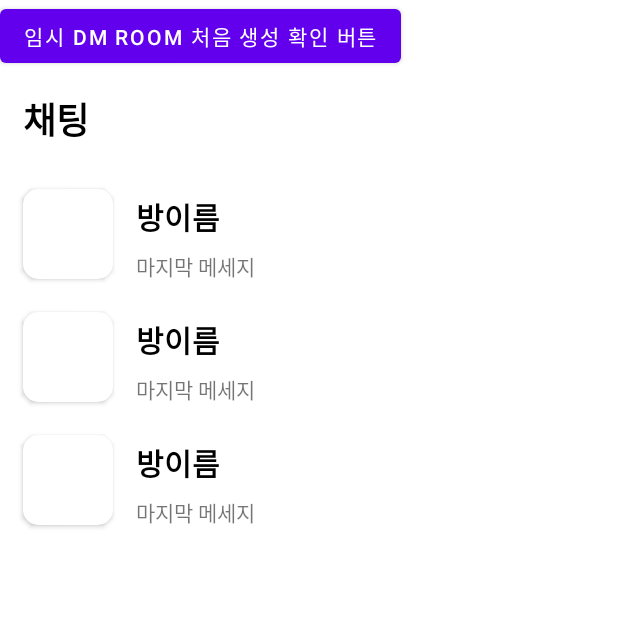
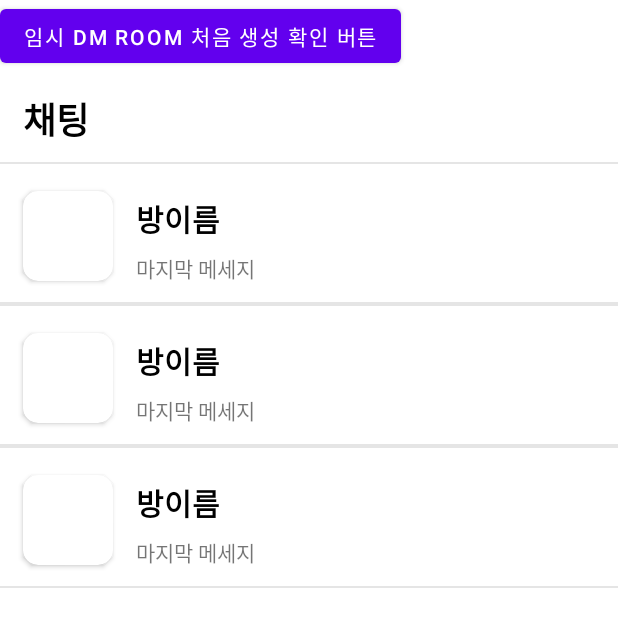
Before and after one commit to MadMax-Team/honbap_signal_android, an Android app: the layout fragment_dm_list.xml on its own in the app's theme, with its tools: preview values and no code run, on a phone screen of 412 x 824 dp. Shown: the top 627 px of the screen. Run offline under Robolectric (Android 15) with nearby library versions, the phone set to English and light mode, and no system bars.

Commit message:
채팅고침

```diff
--- a/app/src/main/java/com/example/HonbabSignal/MapSignalListAdapter.kt
+++ b/app/src/main/java/com/example/HonbabSignal/MapSignalListAdapter.kt
@@ -1,4 +1,7 @@
+import android.app.Dialog
+import android.app.PendingIntent.getActivity
 import android.content.Intent
+import android.graphics.Color
 import android.view.LayoutInflater
 import android.view.View
 import android.view.ViewGroup
@@ -39,8 +42,9 @@ class ListAdapterGrid(var list: ArrayList<MapSignal>):  RecyclerView.Adapter<Lis
         holder.layout.layoutListItem.setOnClickListener(View.OnClickListener { v ->
             val intent = Intent(v.context, PopupActivity::class.java)
             intent.putExtra("number", position)
+            v.setBackgroundColor(Color.TRANSPARENT)
             v.context.startActivity(intent)
-            Toast.makeText(v.context, "클릭 되었습니다.", Toast.LENGTH_SHORT).show()
+
         })
     }
 
--- a/app/src/main/java/com/example/HonbabSignal/PopupActivity.kt
+++ b/app/src/main/java/com/example/HonbabSignal/PopupActivity.kt
@@ -16,11 +16,13 @@ class PopupActivity : Activity(){
         super.onCreate(savedInstanceState)
         binding = ActivityPopupBinding.inflate(layoutInflater)
         //타이틀바 없애기
+
         requestWindowFeature(Window.FEATURE_NO_TITLE);
         setContentView(binding.root);
 
         binding.popupBackBtn.setOnClickListener {
             val intent = Intent(this,MapListActivity::class.java)
+
             intent.addFlags (Intent.FLAG_ACTIVITY_NO_ANIMATION);
             startActivity(intent)
         }
--- a/app/src/main/res/layout/item_dm_list.xml
+++ b/app/src/main/res/layout/item_dm_list.xml
@@ -3,9 +3,20 @@
 <LinearLayout xmlns:android="http://schemas.android.com/apk/res/android"
     android:layout_width="match_parent"
     android:layout_height="wrap_content"
-    xmlns:app="http://schemas.android.com/apk/res-auto"
+    android:orientation="vertical"
+    xmlns:app="http://schemas.android.com/apk/res-auto">
+
+    <View
+        android:layout_width="match_parent"
+        android:layout_height="1dp"
+        android:background="#66bdbdbd"/>
+
+    <LinearLayout
+        android:layout_width="match_parent"
+        android:layout_height="wrap_content"
         android:orientation="horizontal"
-    android:layout_marginTop="10dp">
+        android:layout_marginTop="10dp"
+        android:layout_marginBottom="10dp">
 
         <androidx.cardview.widget.CardView
             android:layout_width="60dp"
@@ -49,3 +60,9 @@
 
         </LinearLayout>
     </LinearLayout>
+
+    <View
+        android:layout_width="match_parent"
+        android:layout_height="1dp"
+        android:background="#66bdbdbd"/>
+</LinearLayout>
```
Also changed, not shown: app/src/main/java/com/example/HonbabSignal/DmRoomActivity.kt (+42 -8 lines), app/src/main/java/com/example/HonbabSignal/LogInActivity.kt (+8 -1 lines). Lines whose indentation alone changed are shown as unchanged.
